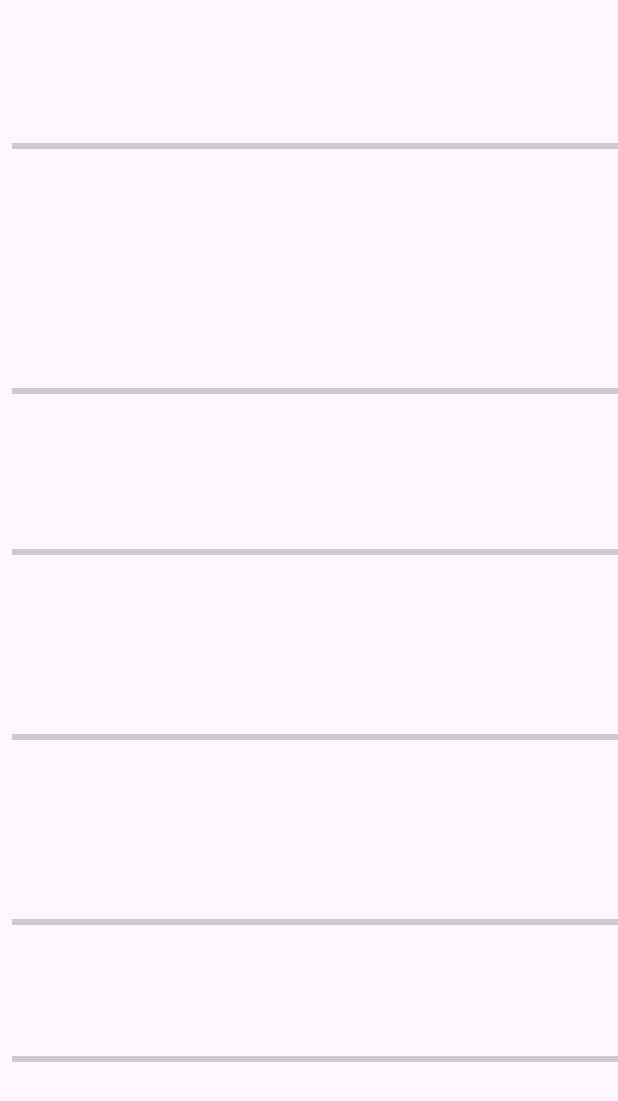
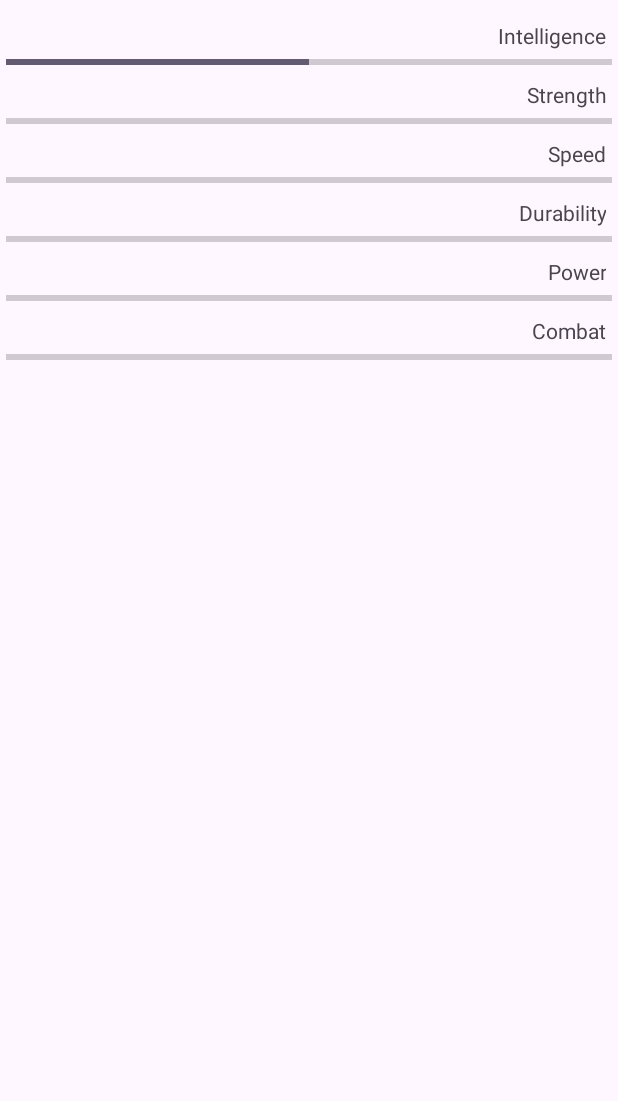
Before and after one commit to olilopez5/Supers, an Android app: the layout stats_detail.xml on its own in the app's theme, with its tools: preview values and no code run, on a phone screen of 412 x 824 dp. Shown: the top 1101 px of the screen. Run offline under Robolectric (Android 15) with nearby library versions, the phone set to English and light mode, and no system bars.

Commit message:
stats and style

```diff
--- a/app/src/main/res/layout/appearance_detail.xml
+++ b/app/src/main/res/layout/appearance_detail.xml
@@ -12,6 +12,7 @@
 
         <TextView
             android:layout_width="0dp"
+            android:layout_marginTop="14dp"
             android:layout_height="wrap_content"
             android:layout_weight="1"
             android:textAlignment="textEnd"
@@ -21,6 +22,7 @@
         <TextView
             android:id="@+id/raceTextView"
             android:layout_width="0dp"
+            android:layout_marginTop="14dp"
             android:layout_height="wrap_content"
             android:layout_weight="2"
             tools:text="Human"
--- a/app/src/main/res/layout/biography_detail.xml
+++ b/app/src/main/res/layout/biography_detail.xml
@@ -14,6 +14,7 @@
             android:layout_width="0dp"
             android:layout_height="wrap_content"
             android:layout_weight="1"
+            android:layout_marginTop="14dp"
             android:textAlignment="textEnd"
             android:text="@string/label_publisher"
             android:layout_marginEnd="8dp"/>
@@ -23,6 +24,7 @@
             android:layout_width="0dp"
             android:layout_height="wrap_content"
             android:layout_weight="2"
+            android:layout_marginTop="14dp"
             tools:text="Marvel"
             android:textStyle="bold"/>
 
--- a/app/src/main/res/layout/stats_detail.xml
+++ b/app/src/main/res/layout/stats_detail.xml
@@ -4,36 +4,41 @@
     android:layout_height="wrap_content"
     android:orientation="vertical">
 
+
     <LinearLayout
         android:layout_width="match_parent"
         android:layout_height="wrap_content"
-        android:orientation="horizontal">
+        android:orientation="vertical">
 
         <TextView
-            android:layout_width="0dp"
+            android:id="@+id/intelligenceTextView"
+            android:layout_width="match_parent"
             android:layout_height="wrap_content"
-            android:layout_weight="1"
             android:textAlignment="textEnd"
+            android:layout_marginTop="14dp"
             android:text="@string/label_intelligence"
             android:layout_marginEnd="8dp"/>
 
       <ProgressBar
           android:id="@+id/intelligenceProgressBar"
           style="?android:attr/progressBarStyleHorizontal"
+          android:progress="50"
+          android:layout_marginHorizontal="4dp"
           android:layout_width="match_parent"
-          android:layout_height="match_parent" />
+          android:layout_height="wrap_content" />
 
     </LinearLayout>
 
     <LinearLayout
         android:layout_width="match_parent"
         android:layout_height="wrap_content"
-        android:orientation="horizontal">
+        android:orientation="vertical">
 
         <TextView
-            android:layout_width="0dp"
+            android:id="@+id/strengthTextView"
+            android:layout_width="match_parent"
             android:layout_height="wrap_content"
-            android:layout_weight="1"
+            android:layout_marginTop="4dp"
             android:textAlignment="textEnd"
             android:text="@string/label_strength"
             android:layout_marginEnd="8dp"/>
@@ -41,6 +46,7 @@
         <ProgressBar
             android:id="@+id/strengthProgressBar"
             style="?android:attr/progressBarStyleHorizontal"
+            android:layout_marginHorizontal="4dp"
             android:layout_width="match_parent"
             android:layout_height="match_parent" />
 
@@ -49,12 +55,13 @@
     <LinearLayout
         android:layout_width="match_parent"
         android:layout_height="wrap_content"
-        android:orientation="horizontal">
+        android:orientation="vertical">
 
         <TextView
-            android:layout_width="0dp"
+            android:id="@+id/speedTextView"
+            android:layout_width="match_parent"
             android:layout_height="wrap_content"
-            android:layout_weight="1"
+            android:layout_marginTop="4dp"
             android:textAlignment="textEnd"
             android:text="@string/label_speed"
             android:layout_marginEnd="8dp"/>
@@ -62,6 +69,7 @@
         <ProgressBar
             android:id="@+id/speedProgressBar"
             style="?android:attr/progressBarStyleHorizontal"
+            android:layout_marginHorizontal="4dp"
             android:layout_width="match_parent"
             android:layout_height="match_parent" />
 
@@ -70,12 +78,13 @@
     <LinearLayout
         android:layout_width="match_parent"
         android:layout_height="wrap_content"
-        android:orientation="horizontal">
+        android:orientation="vertical">
 
         <TextView
-            android:layout_width="0dp"
+            android:id="@+id/durabilityTextView"
+            android:layout_width="match_parent"
             android:layout_height="wrap_content"
-            android:layout_weight="1"
+            android:layout_marginTop="4dp"
             android:textAlignment="textEnd"
             android:text="@string/label_durability"
             android:layout_marginEnd="8dp"/>
@@ -83,6 +92,7 @@
         <ProgressBar
             android:id="@+id/durabilityProgressBar"
             style="?android:attr/progressBarStyleHorizontal"
+            android:layout_marginHorizontal="4dp"
             android:layout_width="match_parent"
             android:layout_height="match_parent" />
 
@@ -91,12 +101,13 @@
     <LinearLayout
         android:layout_width="match_parent"
         android:layout_height="wrap_content"
-        android:orientation="horizontal">
+        android:orientation="vertical">
 
         <TextView
-            android:layout_width="0dp"
+            android:id="@+id/powerTextView"
+            android:layout_width="match_parent"
             android:layout_height="wrap_content"
-            android:layout_weight="1"
+            android:layout_marginTop="4dp"
             android:textAlignment="textEnd"
             android:text="@string/label_power"
             android:layout_marginEnd="8dp"/>
@@ -104,6 +115,7 @@
         <ProgressBar
             android:id="@+id/powerProgressBar"
             style="?android:attr/progressBarStyleHorizontal"
+            android:layout_marginHorizontal="4dp"
             android:layout_width="match_parent"
             android:layout_height="match_parent" />
 
@@ -112,12 +124,13 @@
     <LinearLayout
         android:layout_width="match_parent"
         android:layout_height="wrap_content"
-        android:orientation="horizontal">
+        android:orientation="vertical">
 
         <TextView
-            android:layout_width="0dp"
+            android:id="@+id/combatTextView"
+            android:layout_width="match_parent"
             android:layout_height="wrap_content"
-            android:layout_weight="1"
+            android:layout_marginTop="4dp"
             android:textAlignment="textEnd"
             android:text="@string/label_combat"
             android:layout_marginEnd="8dp"/>
@@ -125,6 +138,8 @@
         <ProgressBar
             android:id="@+id/combatProgressBar"
             style="?android:attr/progressBarStyleHorizontal"
+            android:layout_marginHorizontal="4dp"
+            android:layout_marginBottom="24dp"
             android:layout_width="match_parent"
             android:layout_height="match_parent" />
 
```
Also changed, not shown: app/src/main/java/com/example/supers/activities/DetailActivity.kt (+17 -6 lines), app/src/main/java/com/example/supers/data/Superhero.kt (+19 -6 lines), app/src/main/res/values/colors.xml (+3 -7 lines).
